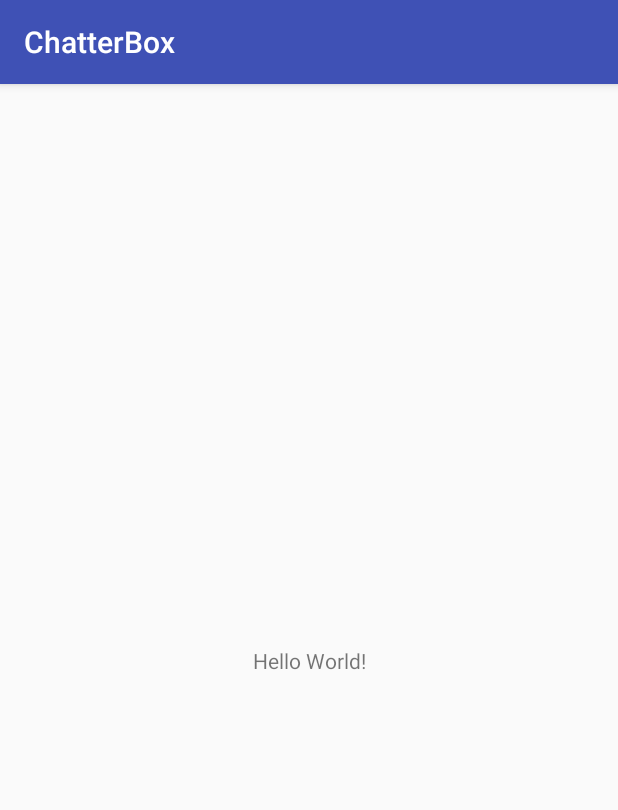
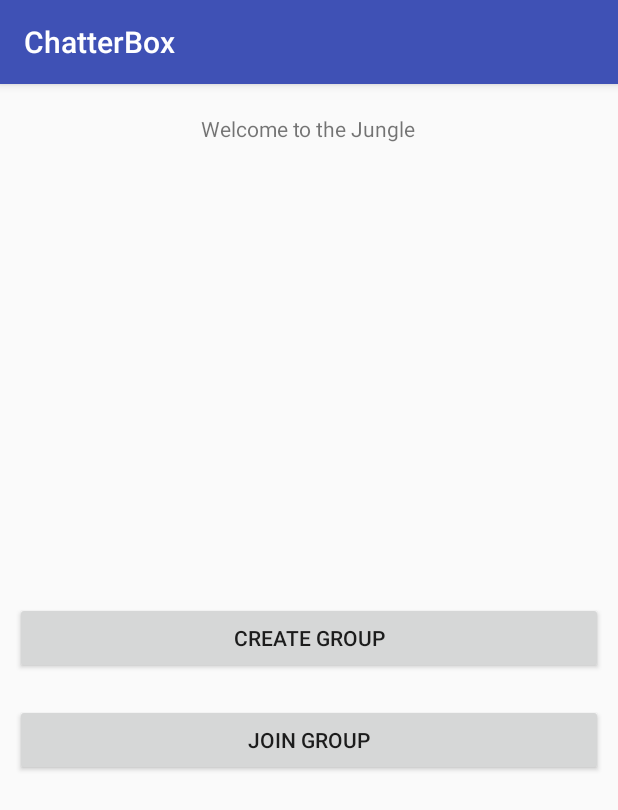
Before and after one commit to Y0haa/ChatterBox, an Android app: the screen it shows after launch (MainActivity), on a phone screen of 412 x 824 dp. Shown: the top 810 px of the screen. Run offline under Robolectric (Android 15) with nearby library versions, the phone set to English and light mode, and no system bars.

Commit message:
Create and Join Buttons Added

```diff
--- a/app/src/main/java/com/example/admin/chatterbox/view/mainactivity/MainActivity.java
+++ b/app/src/main/java/com/example/admin/chatterbox/view/mainactivity/MainActivity.java
@@ -1,15 +1,43 @@
 package com.example.admin.chatterbox.view.mainactivity;
 
+import android.content.Intent;
 import android.support.v7.app.AppCompatActivity;
 import android.os.Bundle;
+import android.view.View;
+import android.widget.Button;
+import android.widget.Switch;
 
 import com.example.admin.chatterbox.R;
+import com.example.admin.chatterbox.view.creategroup.CreateGroup;
+import com.example.admin.chatterbox.view.joingroup.JoinGroup;
 
 public class MainActivity extends AppCompatActivity {
+
+    Button btnCreate, btnJoin;
 
     @Override
     protected void onCreate(Bundle savedInstanceState) {
         super.onCreate(savedInstanceState);
         setContentView(R.layout.activity_main);
     }
+
+
+    public void GroupButton(View view) {
+
+        switch (view.getId()){
+
+            case R.id.btnCreate:
+
+                Intent createIntent = new Intent(this, CreateGroup.class);
+                startActivity(createIntent);
+
+                break;
+            case R.id.btnJoin:
+
+                Intent joinIntent = new Intent(this, JoinGroup.class);
+                startActivity(joinIntent);
+
+
+        }
+    }
 }
--- a/app/src/main/res/layout/activity_main.xml
+++ b/app/src/main/res/layout/activity_main.xml
@@ -1,5 +1,8 @@
 <?xml version="1.0" encoding="utf-8"?>
-<android.support.constraint.ConstraintLayout xmlns:android="http://schemas.android.com/apk/res/android"
+<LinearLayout
+
+    android:orientation="vertical"
+    xmlns:android="http://schemas.android.com/apk/res/android"
     xmlns:app="http://schemas.android.com/apk/res-auto"
     xmlns:tools="http://schemas.android.com/tools"
     android:layout_width="match_parent"
@@ -9,10 +12,36 @@
     <TextView
         android:layout_width="wrap_content"
         android:layout_height="wrap_content"
-        android:text="Hello World!"
+        android:text="@string/Main_Title"
+         android:layout_gravity="center"
+        android:layout_marginTop="20dp"
         app:layout_constraintBottom_toBottomOf="parent"
         app:layout_constraintLeft_toLeftOf="parent"
         app:layout_constraintRight_toRightOf="parent"
         app:layout_constraintTop_toTopOf="parent" />
 
-</android.support.constraint.ConstraintLayout>
+    <LinearLayout
+        android:gravity="center"
+        android:orientation="vertical"
+        android:layout_width="match_parent"
+        android:layout_height="match_parent">
+    <Button
+        android:onClick="GroupButton"
+        android:id="@+id/btnCreate"
+        android:layout_width="match_parent"
+        android:layout_height="wrap_content"
+        android:layout_margin="10sp"
+        android:text="@string/create_group"
+        />
+    <Button
+        android:onClick="GroupButton"
+        android:id="@+id/btnJoin"
+        android:layout_width="match_parent"
+        android:layout_height="wrap_content"
+        android:layout_margin="10sp"
+        android:text="@string/join_group"
+        />
+
+</LinearLayout>
+
+</LinearLayout>
--- a/app/src/main/res/values/strings.xml
+++ b/app/src/main/res/values/strings.xml
@@ -1,3 +1,6 @@
 <resources>
     <string name="app_name">ChatterBox</string>
+    <string name="create_group">Create Group</string>
+    <string name="join_group">Join Group</string>
+    <string name="Main_Title">Welcome to the Jungle</string>
 </resources>
```
